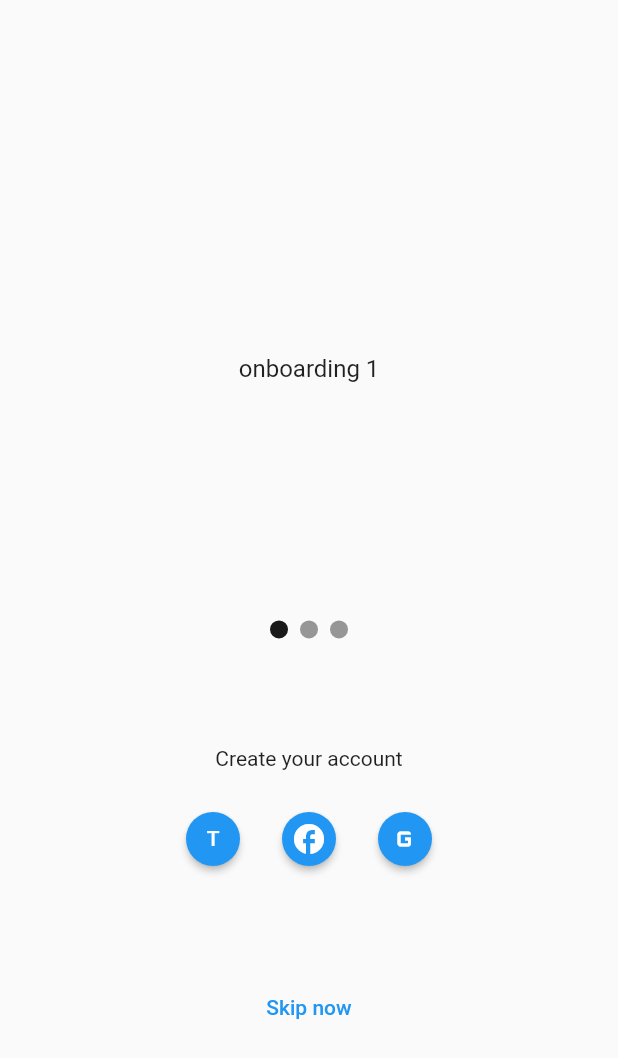
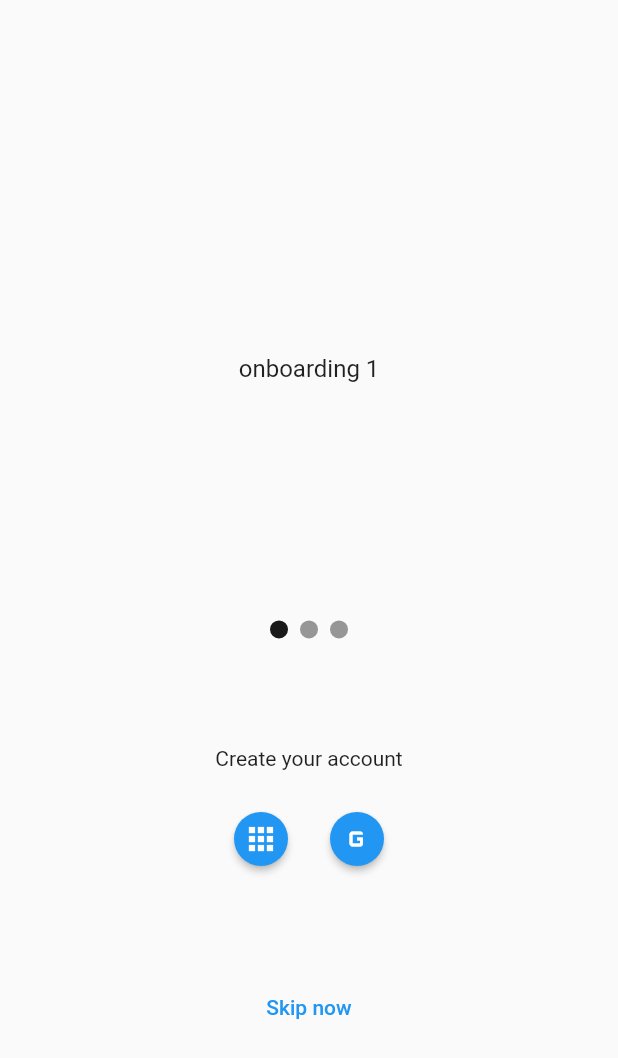
Before and after one commit to HajimexxxNakagawa/konoyubi, a Flutter app: the screen it shows after launch, on a phone screen of 412 x 824 dp. Shown: the top 1058 px of the screen. Run offline on Flutter 3.47's test engine with Material 2 defaults, Android fonts, the phone set to English and light mode, and no system bars; drawn by our look-alikes of carousel_slider; our stand-ins replace firebase_auth, firebase_core, flutter_hooks, google_sign_in, hooks_riverpod, sentry_flutter; missing offline and left inert: flutter_facebook_auth; accounts and stored records are empty.

Commit message:
Gave up on Twitter login.

```diff
--- a/lib/ui/onboarding/sign_in_icons.dart
+++ b/lib/ui/onboarding/sign_in_icons.dart
@@ -12,18 +12,11 @@ class SignInIcons extends StatelessWidget {
       mainAxisAlignment: MainAxisAlignment.center,
       children: [
         ElevatedButton(
-          onPressed: () {},
-          child: Text('T'),
-          style: ElevatedButton.styleFrom(
-            shape: CircleBorder(),
-          ),
-        ),
-        ElevatedButton(
           onPressed: () async {
             await signInWithFacebook();
             await completeSignin(context: context);
           },
-          child: Icon(Icons.facebook),
+          child: Icon(Icons.apps_outlined),
           style: ElevatedButton.styleFrom(
             shape: CircleBorder(),
           ),
--- a/pubspec.yaml
+++ b/pubspec.yaml
@@ -25,6 +25,7 @@ dependencies:
     sdk: flutter
   flutter_facebook_auth: ^3.5.0
   flutter_hooks: ^0.17.0
+  flutter_twitter_login: ^1.1.0
   carousel_slider: ^4.0.0
   cupertino_icons: ^1.0.2
   google_sign_in: ^5.0.5
```
Also changed, not shown: lib/auth/twitter_sign_in.dart (added, +28 -0 lines), pubspec.lock.
